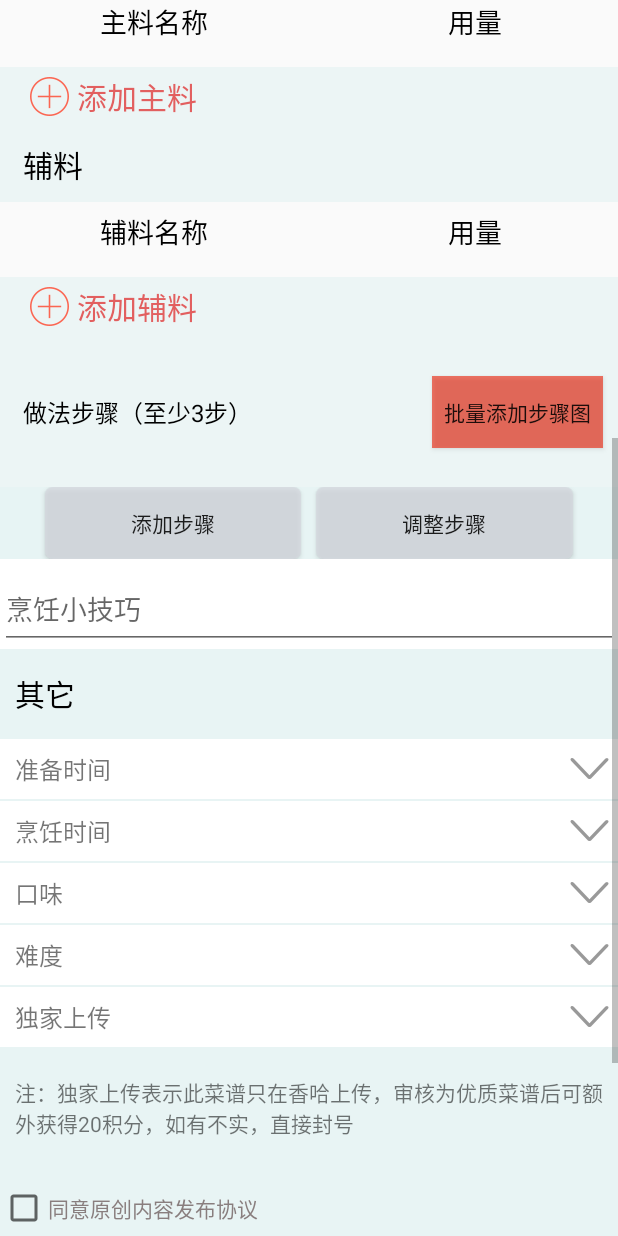
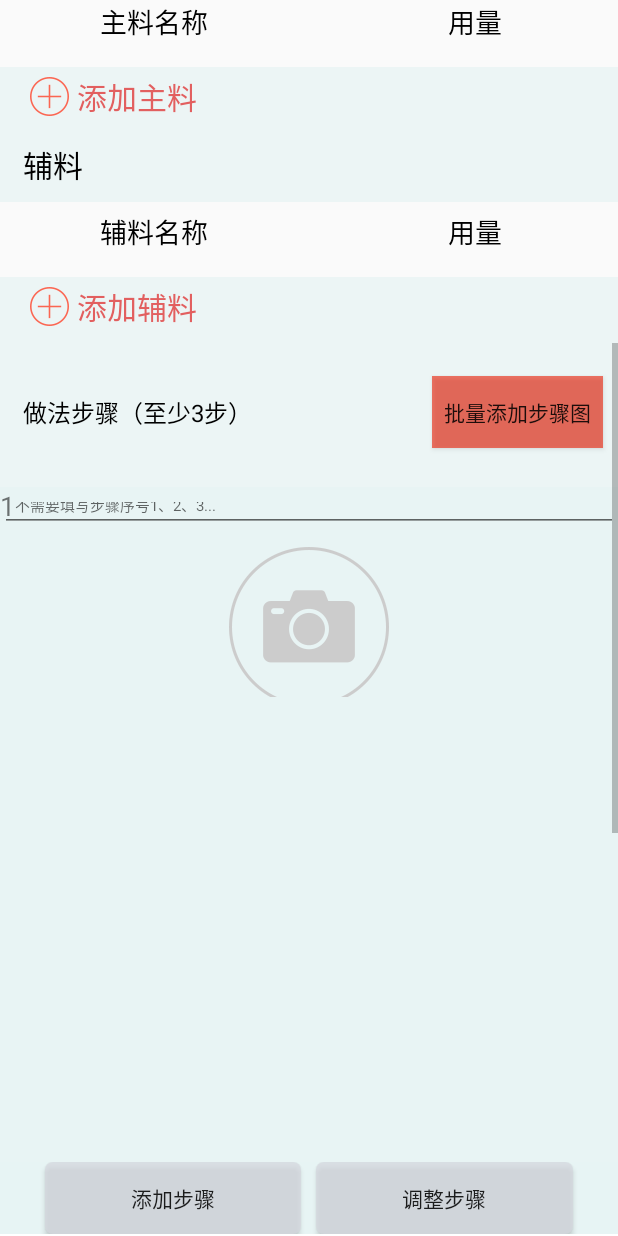
Before and after one commit to 15766736837/xianghacaipudemo, an Android app: the SendMenuActivity screen opened directly, with no data from a screen before it, scrolled down 576 dp, on a phone screen of 412 x 824 dp. Run offline under Robolectric (Android 15) with nearby library versions, the phone set to English and light mode, and no system bars; 1 statement that could not run was skipped.

Commit message:
2017年7月18日20:19:46

```diff
--- a/app/src/main/java/com/a520it/xianghacaipu/activity/ChooseCircleActivity.java
+++ b/app/src/main/java/com/a520it/xianghacaipu/activity/ChooseCircleActivity.java
@@ -37,13 +37,14 @@ public class ChooseCircleActivity extends AppCompatActivity {
 
     public void fabu(View view) {
         for (int i = 0; i < mRg.getChildCount(); i++) {
-            if (mRg.getChildAt(i).isClickable()) {
+            RadioButton childAt = (RadioButton) mRg.getChildAt(i);
+            if (childAt.isChecked()) {
                 Toast.makeText(this, mText + "   发布成功！", Toast.LENGTH_SHORT).show();
                 finish();
-            } else {
-                Toast.makeText(this, "请选中内容", Toast.LENGTH_SHORT).show();
+                return;
             }
         }
+        Toast.makeText(this, "请选中内容！", Toast.LENGTH_SHORT).show();
     }
 
     public void guanbi(View view) {
--- a/app/src/main/java/com/a520it/xianghacaipu/activity/SendMenuActivity.java
+++ b/app/src/main/java/com/a520it/xianghacaipu/activity/SendMenuActivity.java
@@ -7,6 +7,7 @@ import android.media.ThumbnailUtils;
 import android.net.Uri;
 import android.os.Bundle;
 import android.support.annotation.Nullable;
+import android.support.v7.widget.DefaultItemAnimator;
 import android.support.v7.widget.LinearLayoutManager;
 import android.support.v7.widget.RecyclerView;
 import android.util.Log;
@@ -22,8 +23,10 @@ import com.a520it.xianghacaipu.R;
 import com.a520it.xianghacaipu.activity.album.GifSizeFilter;
 import com.a520it.xianghacaipu.adapter.AddFuLiaoAdapter;
 import com.a520it.xianghacaipu.adapter.AddItemAdapter;
+import com.a520it.xianghacaipu.adapter.AddStepsAdapter;
 import com.a520it.xianghacaipu.bean.recipe.FuLiaoBean;
 import com.a520it.xianghacaipu.bean.recipe.ZhuLiaoBean;
+import com.a520it.xianghacaipu.bean.step.StepBean;
 import com.a520it.xianghacaipu.utils.LoadImageUtil;
 import com.zhihu.matisse.Matisse;
 import com.zhihu.matisse.MimeType;
@@ -49,7 +52,7 @@ public class SendMenuActivity extends BaseActivity implements View.OnClickListen
     private RecyclerView mAddFuliaoLv;
     public TextView mAddFuliaoTv;
     private Button mAddStepsImgBtn;
-    private ListView mStepsLv;
+    private RecyclerView mStepsLv;
     private Button mAddSetpsBtn;
     private Button mAdjustStepsBtn;
     private RelativeLayout mPrepareTimeRl;
@@ -68,6 +71,7 @@ public class SendMenuActivity extends BaseActivity implements View.OnClickListen
     private ArrayList<ZhuLiaoBean> mZhuLiao = new ArrayList<>();
     private ArrayList<FuLiaoBean> mFuLiao = new ArrayList<>();
     private AddFuLiaoAdapter mAddFuLiaoAdapter;
+    private ArrayList<StepBean> mSteps;
 
     @Override
     protected void onCreate(@Nullable Bundle savedInstanceState) {
@@ -124,7 +128,20 @@ public class SendMenuActivity extends BaseActivity implements View.OnClickListen
 
         //批量添加步骤图
         mAddStepsImgBtn = (Button) findViewById(R.id.add_stepsImg_btn);
-        mStepsLv = (ListView) findViewById(R.id.steps_lv);
+
+        mSteps = new ArrayList<>();
+        for (int i = 0; i < 3; i++) {
+            mSteps.add(new StepBean(i));
+        }
+        mStepsLv = (RecyclerView) findViewById(R.id.steps_rv);
+        AddStepsAdapter addStepsAdapter = new AddStepsAdapter(this, mSteps);
+        mStepsLv.setAdapter(addStepsAdapter);
+        mStepsLv.setLayoutManager(new LinearLayoutManager(this));
+        //如果可以确定每个item的高度是固定的，设置这个选项可以提高性能
+        mStepsLv.setHasFixedSize(true);
+        //设置增加或删除条目的动画
+        mStepsLv.setItemAnimator(new DefaultItemAnimator());
+
         // TODO: 2017/7/15 0015
         //添加步骤
         mAddSetpsBtn = (Button) findViewById(R.id.add_setps_btn);
--- /dev/null
+++ b/app/src/main/java/com/a520it/xianghacaipu/adapter/AddStepsAdapter.java
@@ -0,0 +1,64 @@
+package com.a520it.xianghacaipu.adapter;
+
+import android.content.Context;
+import android.support.v7.widget.RecyclerView;
+import android.view.LayoutInflater;
+import android.view.View;
+import android.view.ViewGroup;
+import android.widget.EditText;
+import android.widget.TextView;
+
+import com.a520it.xianghacaipu.R;
+import com.a520it.xianghacaipu.bean.step.StepBean;
+
+import java.util.ArrayList;
+
+/**
+ * Created by Administrator on 2017/7/18 0018.
+ */
+
+public class AddStepsAdapter extends RecyclerView.Adapter<AddStepsAdapter.ViewHolder> {
+    private  ArrayList<StepBean> mDatas;
+    private  Context mContext;
+
+    public AddStepsAdapter(Context context, ArrayList<StepBean> steps) {
+        mContext =  context;
+        mDatas = steps;
+    }
+
+
+    @Override
+    public ViewHolder onCreateViewHolder(ViewGroup parent, int viewType) {
+        View view = LayoutInflater.from(mContext).inflate(R.layout.activity_addstep_item, parent, false);
+        ViewHolder vh = new ViewHolder(view);
+        return vh;
+    }
+
+    @Override
+    public void onBindViewHolder(ViewHolder holder, int position) {
+        holder.mNumTv.setText(mDatas.get(position).getNumber());
+    }
+
+
+    @Override
+    public int getItemCount() {
+        return mDatas != null ? mDatas.size() : 0;
+    }
+
+
+    public static class ViewHolder extends RecyclerView.ViewHolder{
+        public View rootView;
+        public TextView mNumTv;
+        public EditText mTitle;
+        public TextView mAddPhotoTv;
+
+        public ViewHolder(View rootView) {
+            super(rootView);
+            this.rootView = rootView;
+            this.mNumTv = (TextView) rootView.findViewById(R.id.num_tv);
+            this.mTitle = (EditText) rootView.findViewById(R.id.title);
+            this.mAddPhotoTv = (TextView) rootView.findViewById(R.id.add_photo_tv);
+        }
+
+    }
+}
--- /dev/null
+++ b/app/src/main/java/com/a520it/xianghacaipu/bean/step/StepBean.java
@@ -0,0 +1,21 @@
+package com.a520it.xianghacaipu.bean.step;
+
+/**
+ * Created by Administrator on 2017/7/18 0018.
+ */
+
+public class StepBean {
+    int number;
+
+    public StepBean(int number) {
+        this.number = number;
+    }
+
+    public int getNumber() {
+        return number;
+    }
+
+    public void setNumber(int number) {
+        this.number = number;
+    }
+}
--- a/app/src/main/res/layout/activity_add_steps.xml
+++ b/app/src/main/res/layout/activity_add_steps.xml
@@ -1,5 +1,6 @@
 <?xml version="1.0" encoding="utf-8"?>
 <LinearLayout xmlns:android="http://schemas.android.com/apk/res/android"
+              xmlns:app="http://schemas.android.com/apk/res-auto"
               android:orientation="vertical"
               android:background="#b6e7f4f4"
               android:layout_width="match_parent"
@@ -27,8 +28,8 @@
                 android:layout_height="wrap_content"/>
         </RelativeLayout>
 
-        <ListView
-            android:id="@+id/steps_lv"
+        <android.support.v7.widget.RecyclerView
+            android:id="@+id/steps_rv"
             android:layout_width="match_parent"
             android:layout_height="wrap_content"/>
         <include layout="@layout/activity_bottom"/>
--- /dev/null
+++ b/app/src/main/res/layout/activity_addstep_item.xml
@@ -0,0 +1,30 @@
+<?xml version="1.0" encoding="utf-8"?>
+<RelativeLayout xmlns:android="http://schemas.android.com/apk/res/android"
+                android:layout_width="match_parent"
+                android:layout_height="match_parent"
+                android:background="#b6e7f4f4">
+    <TextView
+        android:id="@+id/num_tv"
+        android:layout_width="wrap_content" android:layout_height="wrap_content"
+              android:text="1"
+    android:textSize="18sp"/>
+    <EditText
+        android:id="@+id/title"
+        android:layout_width="match_parent"
+        android:layout_height="30dp"
+        android:gravity="center_vertical"
+        android:hint="不需要填写步骤序号1、2、3..."
+        android:paddingLeft="10dp"
+        android:textSize="10dp"/>
+    <TextView
+        android:layout_below="@+id/title"
+        android:id="@+id/add_photo_tv"
+        android:layout_width="match_parent"
+        android:layout_height="100dp"
+        android:layout_marginBottom="10dp"
+        android:layout_marginTop="10dp"
+        android:clickable="true"
+        android:drawableTop="@drawable/z_caipu_upload_up_bigpic"
+        android:gravity="center"
+        android:text="添加菜谱效果图（必填）"/>
+</RelativeLayout>
```
Also changed, not shown: 54 other files.
